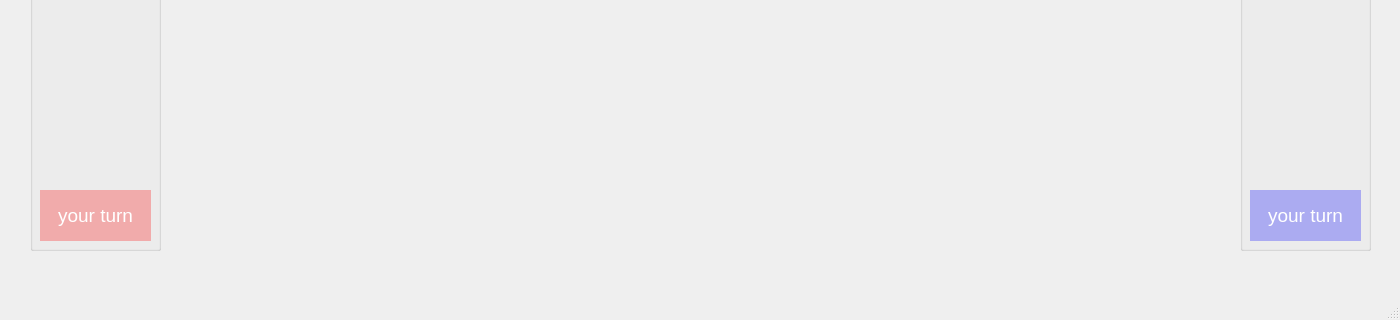
Above: TacticalMonsters/play_page.ui from Shahrad84/Tactical_Monstares before the change; both pictures show x 0 to 1400 and y 520 to 840 of the 1400 by 840 pixel window. Below: the same form after it.
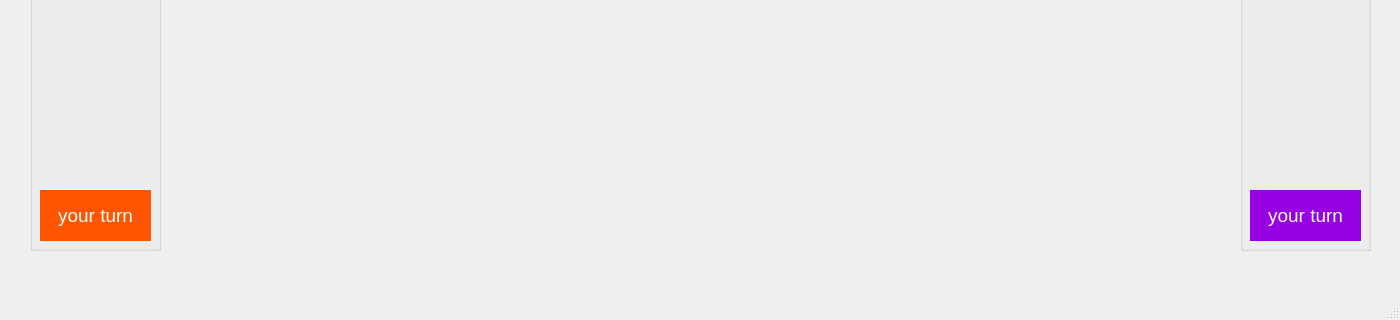
That is the form after the change.

Patch:
```diff
--- a/TacticalMonsters/play_page.ui
+++ b/TacticalMonsters/play_page.ui
@@ -50,7 +50,7 @@
      </property>
      <property name="styleSheet">
       <string notr="true">color: rgb(255, 255, 255);
-background-color: rgba(255, 0, 0, 70);</string>
+background-color: rgb(255, 85, 0);</string>
      </property>
      <property name="text">
       <string>your turn</string>
@@ -99,7 +99,7 @@
      </property>
      <property name="styleSheet">
       <string notr="true">color: rgb(255, 255, 255);
-background-color: rgba(0, 0, 255, 70);</string>
+background-color: rgb(151, 0, 227);</string>
      </property>
      <property name="text">
       <string>your turn</string>
```
